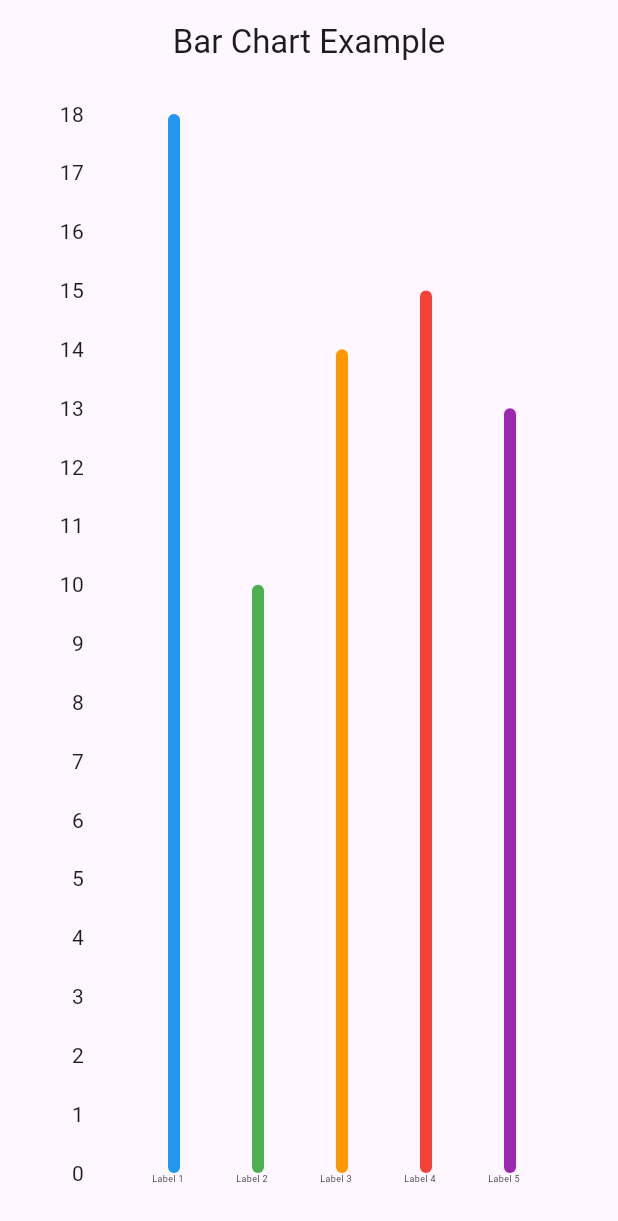
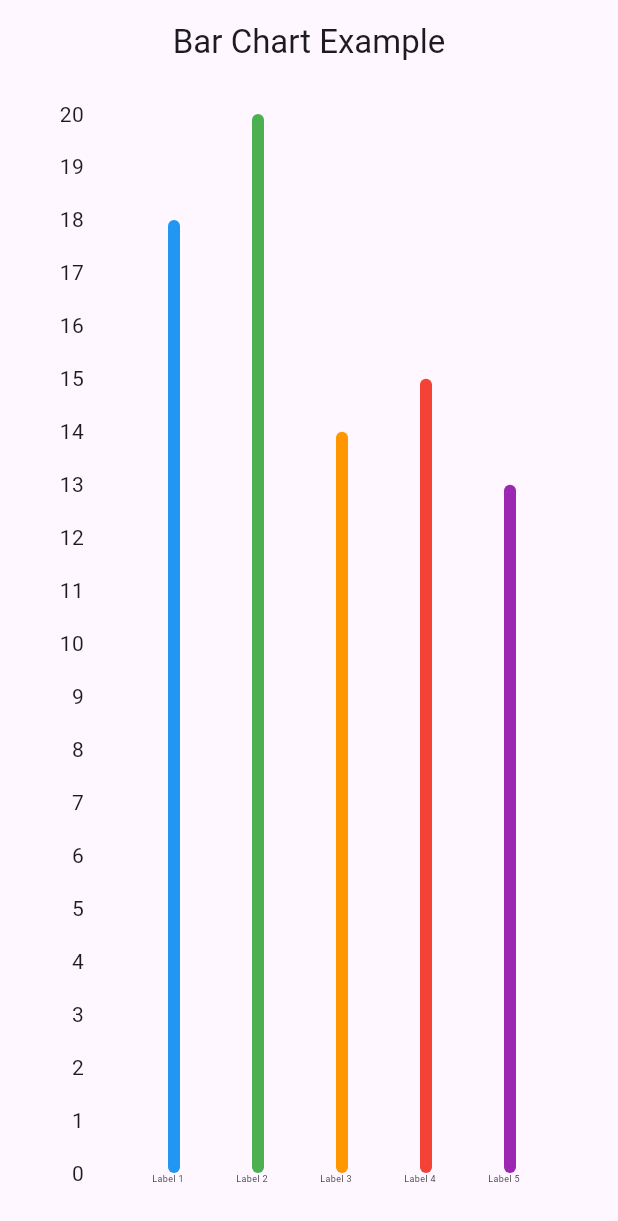
Before and after one commit to PsdeveloperFlutter/Project, a Flutter app: the BarChartPage screen opened directly, on a phone screen of 412 x 824 dp. Shown: the top 1221 px of the screen. Run offline on Flutter 3.47's test engine with Material 3 defaults, Android fonts, the light colour scheme and no system bars; drawn by our look-alikes of fl_chart; our stand-ins replace firebase_auth, firebase_core, font_awesome_flutter, gap, get, shared_preferences and 3 more; missing offline and left inert: arcore_flutter_plugin, deepar_flutter, flutter_inappwebview, neopop; accounts and stored records are empty.

Commit message:
This is my Flutter Project

```diff
--- a/lib/Personal Expense Manager with Report Generation/Database_section/Fl_chart_representation.dart
+++ b/lib/Personal Expense Manager with Report Generation/Database_section/Fl_chart_representation.dart
@@ -39,21 +39,19 @@ class BarChartSample extends StatelessWidget {
   Widget build(BuildContext context) {
     return BarChart(
       BarChartData( // Main bar chart data configuration
-
         barGroups: getBarGroups(), // Sets the bar data
         titlesData: FlTitlesData(
           // Customizes chart titles (axes labels)
-
           topTitles: const AxisTitles(
             sideTitles: SideTitles(
               showTitles: false, // Hide top axis labels
-            )
+            ),
           ),
           rightTitles: const AxisTitles(
-          sideTitles: SideTitles(
-            showTitles: false, // Display right axis labels
-          )
-        ),
+            sideTitles: SideTitles(
+              showTitles: false, // Hide right axis labels
+            ),
+          ),
           bottomTitles: AxisTitles(
             sideTitles: SideTitles(
               showTitles: true, // Display bottom axis titles
@@ -63,17 +61,19 @@ class BarChartSample extends StatelessWidget {
                   padding: const EdgeInsets.only(right: 8.0),
                   child: Text(
                     'Label ${value.toInt() + 1}',
-                    style: const TextStyle(fontSize:6),
+                    style: const TextStyle(fontSize: 6),
                   ),
                 );
               },
             ),
           ),
         ),
-
         borderData: FlBorderData(show: false), // Hide the border around the chart
         gridData: const FlGridData(show: false), // Hide the grid lines
       ),
+      // Updated curve and duration
+      duration: const Duration(milliseconds: 800), // Set animation duration
+      curve: Curves.easeInOut, // Set animation curve
     );
   }
 
@@ -82,7 +82,7 @@ class BarChartSample extends StatelessWidget {
     // List of bar chart data groups
     return [
       BarChartGroupData(x: 0, barRods: [BarChartRodData(toY: 18, color: Colors.blue)]),
-      BarChartGroupData(x: 1, barRods: [BarChartRodData(toY: 10, color: Colors.green)]),
+      BarChartGroupData(x: 1, barRods: [BarChartRodData(toY: 20, color: Colors.green)]),
       BarChartGroupData(x: 2, barRods: [BarChartRodData(toY: 14, color: Colors.orange)]),
       BarChartGroupData(x: 3, barRods: [BarChartRodData(toY: 15, color: Colors.red)]),
       BarChartGroupData(x: 4, barRods: [BarChartRodData(toY: 13, color: Colors.purple)]),
--- a/lib/Personal Expense Manager with Report Generation/Screen_Section/Home_Screen.dart
+++ b/lib/Personal Expense Manager with Report Generation/Screen_Section/Home_Screen.dart
@@ -143,7 +143,7 @@ class _ExpensesScreenState extends State<ExpensesScreen> {
                                 expense: expense,
                               ),
                             ),
-,
+
                             const Gap(5),
                             NeoPopButton(
                               color: themeController.isDarkMode.value
```
